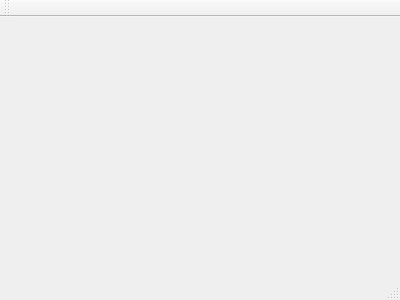
Above: src/mainwindow.ui from KaiqueS/Social_Choice_Theory-Basic_Framework before the change. Below: the same form after it.
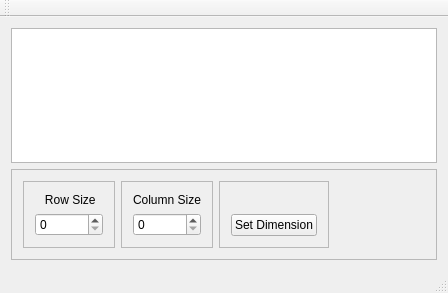
That is the form after the change.

Commit message: Integração dos inputs na gui

```diff
--- a/src/mainwindow.ui
+++ b/src/mainwindow.ui
@@ -1,24 +1,149 @@
 <ui version="4.0">
  <class>MainWindow</class>
- <widget class="QMainWindow" name="MainWindow" >
-  <property name="geometry" >
+ <widget class="QMainWindow" name="MainWindow">
+  <property name="geometry">
    <rect>
     <x>0</x>
     <y>0</y>
-    <width>400</width>
-    <height>300</height>
+    <width>448</width>
+    <height>293</height>
    </rect>
   </property>
   <property name="windowTitle" >
    <string>MainWindow</string>
   </property>
-  <widget class="QMenuBar" name="menuBar" />
-  <widget class="QToolBar" name="mainToolBar" />
-  <widget class="QWidget" name="centralWidget" />
-  <widget class="QStatusBar" name="statusBar" />
+  <widget class="QWidget" name="centralWidget">
+   <layout class="QVBoxLayout" name="verticalLayout">
+    <item>
+     <widget class="QGraphicsView" name="screen"/>
+    </item>
+    <item>
+     <widget class="QFrame" name="frame">
+      <property name="frameShape">
+       <enum>QFrame::StyledPanel</enum>
+      </property>
+      <property name="frameShadow">
+       <enum>QFrame::Raised</enum>
+      </property>
+      <layout class="QHBoxLayout" name="horizontalLayout">
+       <item>
+        <widget class="QFrame" name="frame_2">
+         <property name="frameShape">
+          <enum>QFrame::StyledPanel</enum>
+         </property>
+         <property name="frameShadow">
+          <enum>QFrame::Raised</enum>
+         </property>
+         <property name="lineWidth">
+          <number>1</number>
+         </property>
+         <layout class="QVBoxLayout" name="verticalLayout_2">
+          <item>
+           <widget class="QLabel" name="label">
+            <property name="text">
+             <string>   Row Size  </string>
+            </property>
+           </widget>
+          </item>
+          <item>
+           <widget class="QSpinBox" name="row_size_input"/>
+          </item>
+         </layout>
+        </widget>
+       </item>
+       <item>
+        <widget class="QFrame" name="frame_3">
+         <property name="frameShape">
+          <enum>QFrame::StyledPanel</enum>
+         </property>
+         <property name="frameShadow">
+          <enum>QFrame::Raised</enum>
+         </property>
+         <layout class="QVBoxLayout" name="verticalLayout_3">
+          <item>
+           <widget class="QLabel" name="label_2">
+            <property name="text">
+             <string>Column Size</string>
+            </property>
+           </widget>
+          </item>
+          <item>
+           <widget class="QSpinBox" name="spinBox"/>
+          </item>
+         </layout>
+        </widget>
+       </item>
+       <item>
+        <widget class="QFrame" name="frame_4">
+         <property name="frameShape">
+          <enum>QFrame::StyledPanel</enum>
+         </property>
+         <property name="frameShadow">
+          <enum>QFrame::Raised</enum>
+         </property>
+         <layout class="QVBoxLayout" name="verticalLayout_4">
+          <item>
+           <spacer name="verticalSpacer">
+            <property name="orientation">
+             <enum>Qt::Vertical</enum>
+            </property>
+            <property name="sizeHint" stdset="0">
+             <size>
+              <width>20</width>
+              <height>40</height>
+             </size>
+            </property>
+           </spacer>
+          </item>
+          <item>
+           <widget class="QPushButton" name="pushButton">
+            <property name="text">
+             <string>Set Dimension</string>
+            </property>
+           </widget>
+          </item>
+         </layout>
+        </widget>
+       </item>
+       <item>
+        <spacer name="horizontalSpacer">
+         <property name="orientation">
+          <enum>Qt::Horizontal</enum>
+         </property>
+         <property name="sizeHint" stdset="0">
+          <size>
+           <width>40</width>
+           <height>20</height>
+          </size>
+         </property>
+        </spacer>
+       </item>
+      </layout>
+     </widget>
+    </item>
+   </layout>
+  </widget>
+  <widget class="QMenuBar" name="menuBar">
+   <property name="geometry">
+    <rect>
+     <x>0</x>
+     <y>0</y>
+     <width>448</width>
+     <height>21</height>
+    </rect>
+   </property>
+  </widget>
+  <widget class="QToolBar" name="mainToolBar">
+   <attribute name="toolBarArea">
+    <enum>TopToolBarArea</enum>
+   </attribute>
+   <attribute name="toolBarBreak">
+    <bool>false</bool>
+   </attribute>
+  </widget>
+  <widget class="QStatusBar" name="statusBar"/>
  </widget>
- <layoutDefault spacing="6" margin="11" />
- <pixmapfunction></pixmapfunction>
+ <layoutdefault spacing="6" margin="11"/>
  <resources/>
  <connections/>
 </ui>
```
Left out of the diff: 3 changed lines with no effect on the pictures. The commit also changes 2 other files.
